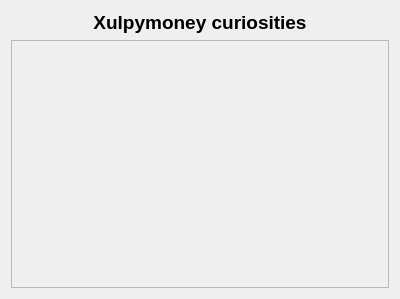
First picture: the form in caloriestracker/ui/wdgCuriosities.ui, repository turulomio/caloriestracker, before the edit.
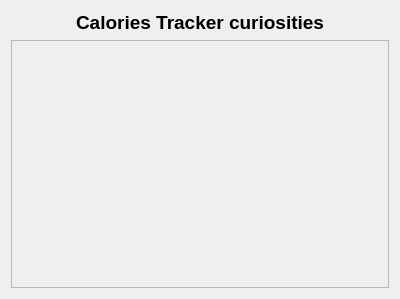
Second picture: the form after the edit.

Diff of the .ui file:
```diff
--- a/caloriestracker/ui/wdgCuriosities.ui
+++ b/caloriestracker/ui/wdgCuriosities.ui
@@ -23,7 +23,7 @@
         </font>
        </property>
        <property name="text">
-        <string>Xulpymoney curiosities</string>
+        <string>Calories Tracker curiosities</string>
        </property>
        <property name="scaledContents">
         <bool>false</bool>
```
Left out of the diff: 2 changed lines with no effect on the pictures.
